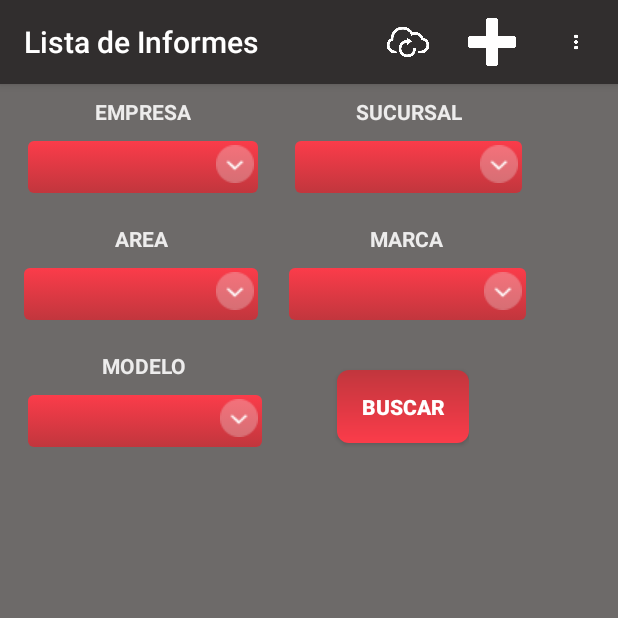
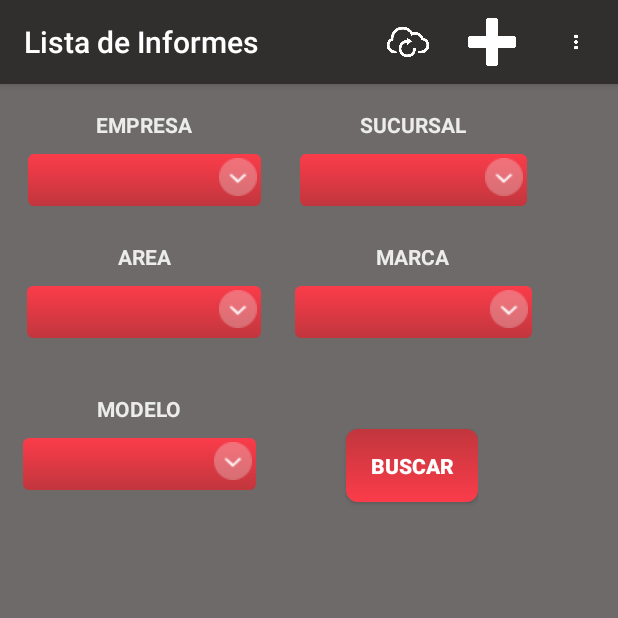
Before and after one commit to artofartwork/summit.app.motored, an Android app: the ListaInformesActivity screen opened directly, with no data from a screen before it, on a phone screen of 412 x 824 dp, the top half of it. Run offline under Robolectric (Android 15) with nearby library versions, the phone set to English and light mode, and no system bars; libraries missing offline, so code that uses them is left out: com.j256.ormlite; 16 statements that could not run were skipped.

```diff
--- a/app/src/main/res/layout/activity_lista_informes.xml
+++ b/app/src/main/res/layout/activity_lista_informes.xml
@@ -9,43 +9,46 @@
     tools:context="com.movil.summmit.motorresapp.ListaInformesActivity">
 
     <LinearLayout
-        android:padding="3dp"
-        android:orientation="vertical"
         android:layout_width="match_parent"
         android:layout_height="match_parent"
-        android:layout_centerInParent="true">
+        android:layout_alignParentStart="true"
+        android:layout_alignParentTop="true"
+        android:orientation="vertical"
+        android:padding="3dp">
 
         <LinearLayout
-            android:padding="5dp"
             android:layout_width="wrap_content"
+            android:layout_height="102dp"
+            android:gravity="center"
             android:orientation="horizontal"
-            android:layout_height="wrap_content"
-            android:gravity="center">
+            android:padding="5dp">
 
             <LinearLayout
-                android:layout_width="173dp"
-                android:layout_height="wrap_content"
+                android:layout_width="175dp"
+                android:layout_height="100dp"
+
                 android:gravity="center"
                 android:orientation="vertical">
 
                 <TextView
-
                     style="@style/text_style"
                     android:layout_width="wrap_content"
+
                     android:layout_height="wrap_content"
-                    android:text="EMPRESA"
-                    />
+                    android:text="EMPRESA" />
 
                 <Spinner
+                    android:id="@+id/spnEmpresa"
                     style="@style/spinner_style"
-                    android:id="@+id/spnEmpresa"
                     android:layout_width="match_parent"
-                    android:layout_height="wrap_content"></Spinner>
+                    android:layout_height="wrap_content"
+                    android:layout_marginBottom="10dp"></Spinner>
             </LinearLayout>
 
             <LinearLayout
-                android:layout_width="173dp"
-                android:layout_height="wrap_content"
+                android:layout_width="175dp"
+                android:layout_height="100dp"
+
                 android:layout_marginLeft="4dp"
                 android:gravity="center"
                 android:orientation="vertical">
@@ -57,25 +60,27 @@
                     android:text="SUCURSAL" />
 
                 <Spinner
+                    android:id="@+id/spnSucursal"
                     style="@style/spinner_style"
-                    android:id="@+id/spnSucursal"
                     android:layout_width="151dp"
-                    android:layout_height="wrap_content"></Spinner>
+                    android:layout_height="wrap_content"
+                    android:layout_marginBottom="10dp"></Spinner>
             </LinearLayout>
 
         </LinearLayout>
 
 
         <LinearLayout
-            android:layout_width="362dp"
-            android:layout_height="wrap_content"
+            android:layout_width="wrap_content"
+            android:layout_height="94dp"
             android:gravity="center"
             android:orientation="horizontal"
             android:padding="5dp">
 
             <LinearLayout
-                android:layout_width="171dp"
-                android:layout_height="wrap_content"
+                android:layout_width="175dp"
+                android:layout_height="89dp"
+                android:layout_marginBottom="10dp"
                 android:gravity="center"
                 android:orientation="vertical">
 
@@ -94,7 +99,8 @@
 
             <LinearLayout
                 android:layout_width="175dp"
-                android:layout_height="wrap_content"
+                android:layout_height="89dp"
+                android:layout_marginBottom="10dp"
                 android:layout_marginLeft="4dp"
                 android:gravity="center"
                 android:orientation="vertical">
@@ -116,15 +122,17 @@
 
 
         <LinearLayout
-            android:padding="5dp"
             android:layout_width="wrap_content"
+            android:layout_height="wrap_content"
+            android:gravity="center"
             android:orientation="horizontal"
-            android:layout_height="wrap_content"
-            android:gravity="center">
+            android:padding="5dp">
 
             <LinearLayout
-                android:layout_width="176dp"
-                android:layout_height="wrap_content"
+                android:layout_width="175dp"
+                android:layout_height="89dp"
+                android:layout_marginBottom="10dp"
+                android:layout_marginLeft="-3dp"
                 android:gravity="center"
                 android:orientation="vertical">
 
@@ -135,31 +143,32 @@
                     android:text="MODELO" />
 
                 <Spinner
+                    android:id="@+id/spnModelo"
                     style="@style/spinner_style"
-                    android:id="@+id/spnModelo"
                     android:layout_width="match_parent"
                     android:layout_height="wrap_content"></Spinner>
             </LinearLayout>
 
             <Button
-                android:background="@drawable/button_motored"
-                android:textColor="#ffffff"
-                android:textStyle="bold"
+
                 android:id="@+id/btnBuscar"
-                android:layout_marginLeft="40dp"
                 android:layout_width="wrap_content"
                 android:layout_height="wrap_content"
-                android:text="BUSCAR"/>
+                android:layout_marginLeft="50dp"
+                android:background="@drawable/button_motored"
+                android:text="BUSCAR"
+                android:textColor="#ffffff"
+                android:textStyle="bold" />
 
 
         </LinearLayout>
 
 
         <LinearLayout
-            android:orientation="vertical"
             android:layout_width="match_parent"
             android:layout_height="match_parent"
-            android:layout_marginTop="20dp">
+            android:layout_marginTop="20dp"
+            android:orientation="vertical">
             <!--  <ListView
                   android:layout_width="match_parent"
                   android:layout_height="wrap_content"
@@ -168,9 +177,9 @@
             <android.support.v7.widget.RecyclerView
                 android:id="@+id/recyclerView"
                 android:layout_width="match_parent"
-                android:layout_height="wrap_content"
+                android:layout_height="222dp"
+                android:clipToPadding="false"
                 android:orientation="horizontal"
-                android:clipToPadding="false"
                 android:overScrollMode="never" />
 
         </LinearLayout>
--- a/app/src/main/res/layout/row_lista_tecnicos.xml
+++ b/app/src/main/res/layout/row_lista_tecnicos.xml
@@ -6,6 +6,8 @@
 
 
     <TextView
+        android:background="@drawable/button_motored"
+        android:textColor="#ffffff"
         style="@style/text_style"
         android:layout_width="match_parent"
         android:layout_height="match_parent"
```
Also changed, not shown: app/src/main/java/com/movil/summmit/motorresapp/LogicMethods/LogicMaestro.java (+116 -19 lines), app/src/main/java/com/movil/summmit/motorresapp/LoginActivity.java (+8 -4 lines), app/src/main/res/layout/row_lista_analisis_causa_falla.xml (+11 -2 lines), app/src/main/res/layout/row_lista_casotecnico.xml (+8 -0 lines), app/src/main/res/layout/row_lista_informe.xml (+8 -0 lines).
